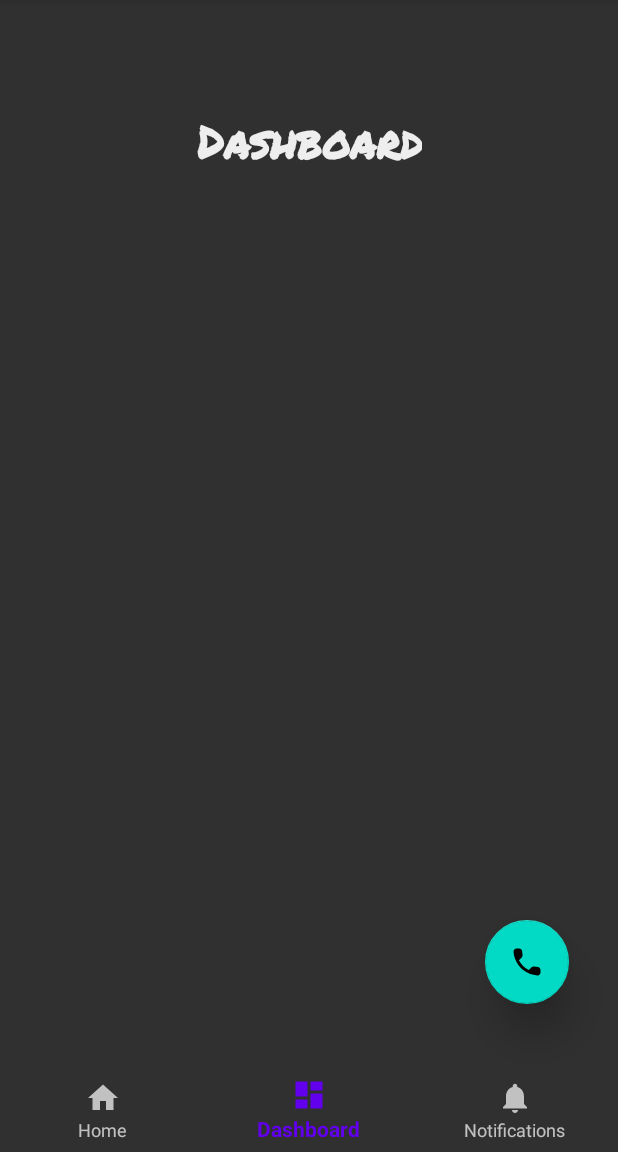
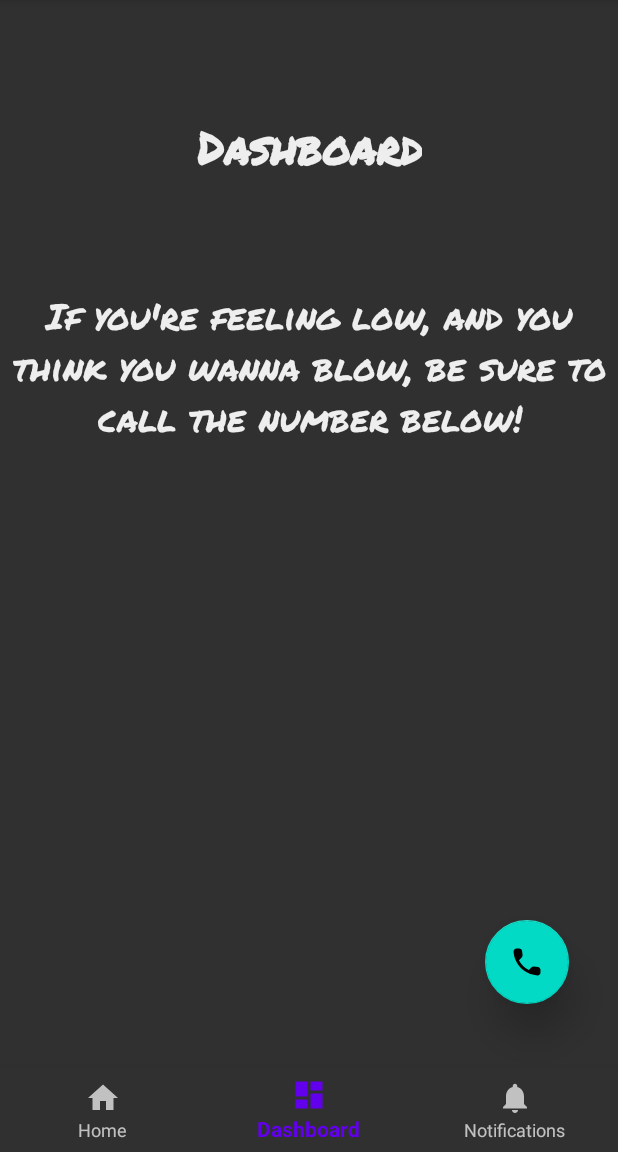
Before and after one commit to urmilshroff/do_not_kys, an Android app: the screen it shows after launch (MainActivity), item 2 of the bottom bar chosen, on a phone screen of 412 x 824 dp, the part 84-1236 px from its top. Run offline under Robolectric (Android 15) with nearby library versions, the light colour scheme and no system bars.

Commit message:
It's. Fucking. Art.

```diff
--- a/app/src/main/java/com/urmilshroff/do_not_kys/MainActivity.kt
+++ b/app/src/main/java/com/urmilshroff/do_not_kys/MainActivity.kt
@@ -6,6 +6,7 @@ import android.net.Uri
 import android.os.Bundle
 import android.support.design.widget.BottomNavigationView
 import android.support.v7.app.AppCompatActivity
+import android.widget.Toast
 import kotlinx.android.synthetic.main.activity_main.*
 
 
@@ -18,17 +19,17 @@ class MainActivity:AppCompatActivity()
         {
             R.id.navigation_home->
             {
-                message.setText(R.string.title_home)
+                textViewMessage.setText(R.string.title_home)
                 return@OnNavigationItemSelectedListener true
             }
             R.id.navigation_dashboard->
             {
-                message.setText(R.string.title_dashboard)
+                textViewMessage.setText(R.string.title_dashboard)
                 return@OnNavigationItemSelectedListener true
             }
             R.id.navigation_notifications->
             {
-                message.setText(R.string.title_notifications)
+                textViewMessage.setText(R.string.title_notifications)
                 return@OnNavigationItemSelectedListener true
             }
         }
@@ -54,6 +55,7 @@ class MainActivity:AppCompatActivity()
 //
 //        else
 //        {
+        Toast.makeText(this,"Calling AASRA suicide hotline...",Toast.LENGTH_SHORT).show()
             val callIntent=Intent(Intent.ACTION_CALL)
             callIntent.data=Uri.parse("tel:+919820872972")
             startActivity(callIntent)
--- a/app/src/main/res/layout/activity_main.xml
+++ b/app/src/main/res/layout/activity_main.xml
@@ -11,9 +11,9 @@
     tools:context=".MainActivity">
 
     <TextView
-        android:id="@+id/message"
+        android:id="@+id/textViewMessage"
         android:layout_width="wrap_content"
-        android:layout_height="106dp"
+        android:layout_height="wrap_content"
         android:layout_marginStart="8dp"
         android:layout_marginTop="40dp"
         android:layout_marginEnd="8dp"
@@ -64,4 +64,23 @@
         app:rippleColor="@color/colorPrimary"
         tools:srcCompat="@tools:sample/backgrounds/scenic" />
 
+    <TextView
+        android:id="@+id/textViewCallSid"
+        android:layout_width="wrap_content"
+        android:layout_height="wrap_content"
+        android:layout_marginStart="8dp"
+        android:layout_marginTop="8dp"
+        android:layout_marginEnd="8dp"
+        android:layout_marginBottom="8dp"
+        android:fontFamily="@font/permanent_marker"
+        android:text="@string/call_sid"
+        android:textAlignment="center"
+        android:textColor="@color/white"
+        android:textSize="24sp"
+        app:layout_constraintBottom_toTopOf="@+id/navigation"
+        app:layout_constraintEnd_toEndOf="parent"
+        app:layout_constraintStart_toStartOf="parent"
+        app:layout_constraintTop_toBottomOf="@+id/textViewMessage"
+        app:layout_constraintVertical_bias="0.138" />
+
 </android.support.constraint.ConstraintLayout>
--- a/app/src/main/res/values/strings.xml
+++ b/app/src/main/res/values/strings.xml
@@ -4,4 +4,5 @@
     <string name="title_dashboard">Dashboard</string>
     <string name="title_notifications">Notifications</string>
     <string name="welcome_message">Hey, you! Don\'t kill yourself!</string>
+    <string name="call_sid">If you\'re feeling low, and you think you wanna blow, be sure to call the number below!</string>
 </resources>
```
Also changed, not shown: app/src/main/res/layout/activity_splash_screen.xml (+3 -4 lines), 4 other files.
